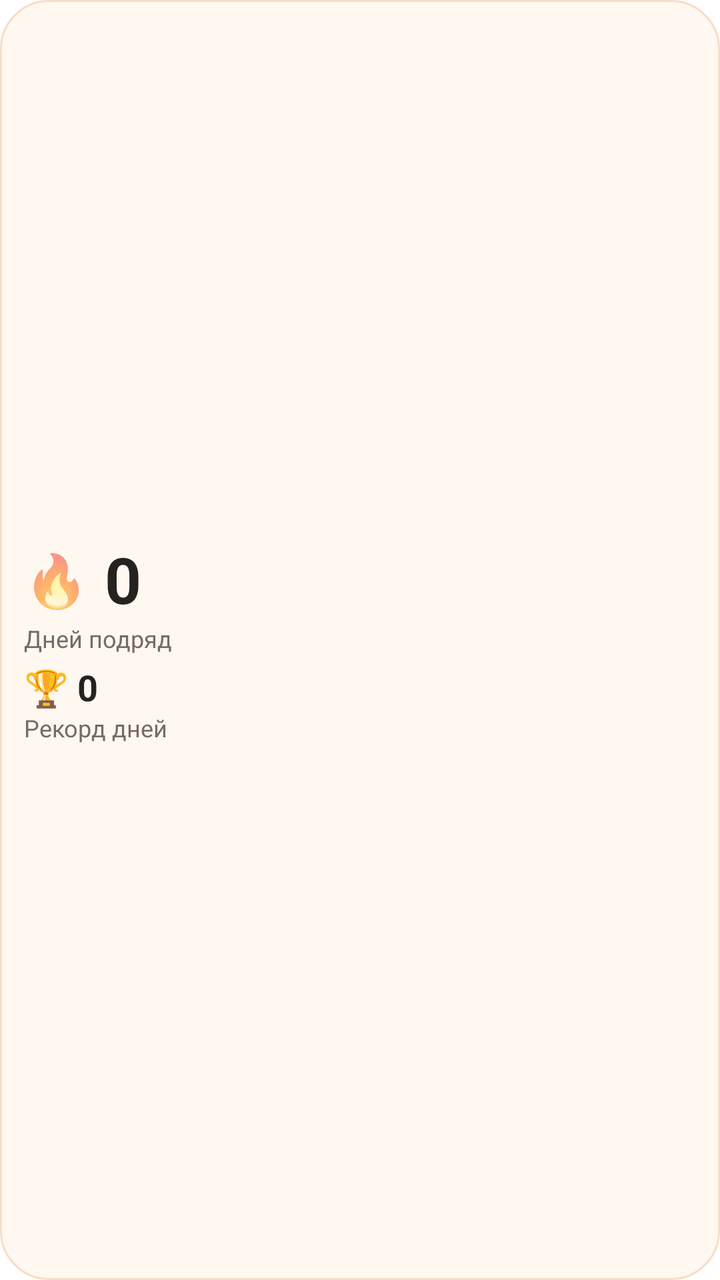
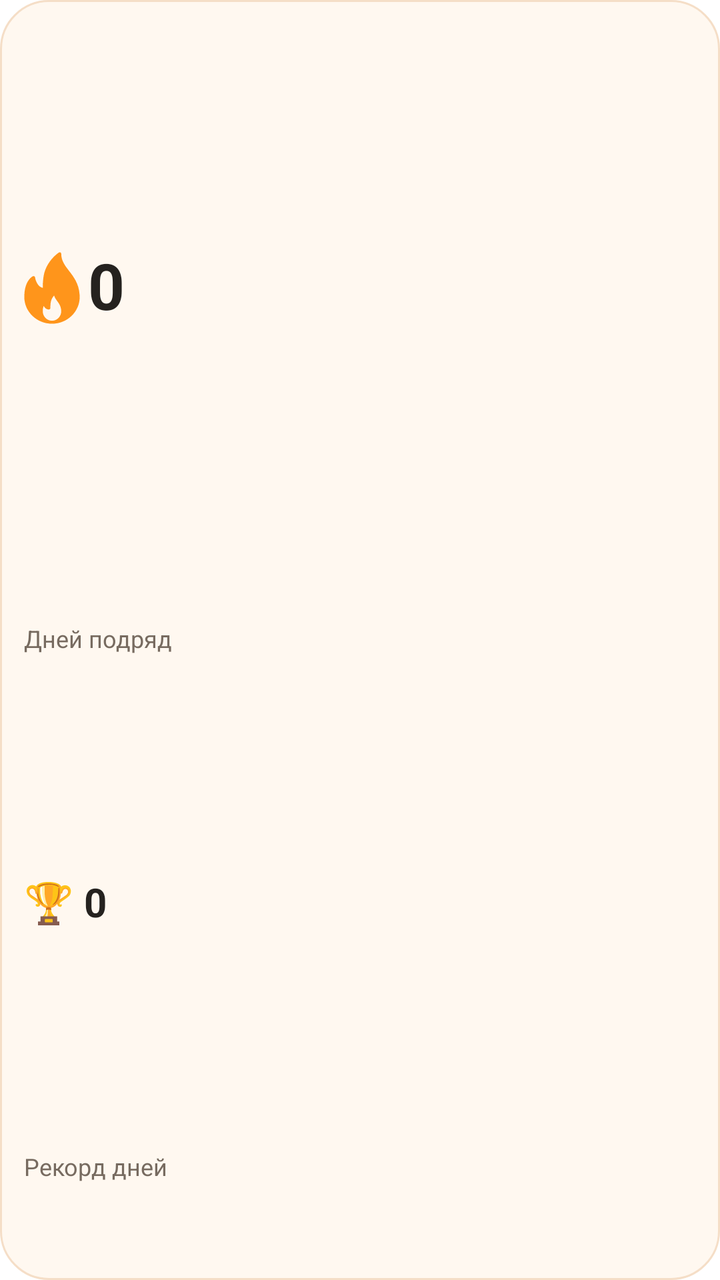

Before-and-after screenshots of an Android layout around one commit, followed by the original layout XML and the change that was made.
<!-- AndroidManifest.xml: fallback theme Theme.MaterialComponents.DayNight.NoActionBar -->
<!-- res/layout/streak_widget.xml -->
<?xml version="1.0" encoding="utf-8"?>
<LinearLayout xmlns:android="http://schemas.android.com/apk/res/android"
    android:id="@+id/streak_root" android:layout_width="match_parent" android:layout_height="match_parent"
    android:orientation="vertical" android:gravity="center_vertical" android:padding="12dp"
    android:background="@drawable/streak_widget_background">

    <LinearLayout android:layout_width="match_parent" android:layout_height="wrap_content" android:gravity="center_vertical">
        <TextView android:id="@+id/streak_flame" android:layout_width="wrap_content" android:layout_height="wrap_content" android:text="🔥" android:textSize="26sp" android:importantForAccessibility="no" />
        <TextView android:id="@+id/streak_current" android:layout_width="0dp" android:layout_weight="1" android:layout_height="wrap_content" android:layout_marginStart="8dp" android:text="0" android:textSize="32sp" android:textStyle="bold" android:textColor="@color/streak_widget_text" android:maxLines="1" android:autoSizeTextType="uniform" android:autoSizeMinTextSize="18sp" android:autoSizeMaxTextSize="32sp" android:autoSizeStepGranularity="1sp" />
    </LinearLayout>
    <TextView android:id="@+id/streak_label" android:layout_width="match_parent" android:layout_height="wrap_content" android:text="@string/currentLabel" android:textSize="12sp" android:textColor="@color/streak_widget_secondary" android:maxLines="2" />


    <TextView android:id="@+id/streak_best" android:layout_width="match_parent" android:layout_height="wrap_content" android:layout_marginTop="4dp" android:text="🏆 0" android:textSize="18sp" android:textStyle="bold" android:textColor="@color/streak_widget_text" android:maxLines="1" android:autoSizeTextType="uniform" android:autoSizeMinTextSize="12sp" android:autoSizeMaxTextSize="18sp" android:autoSizeStepGranularity="1sp" />
    <TextView android:id="@+id/streak_best_label" android:layout_width="match_parent" android:layout_height="wrap_content" android:text="@string/bestLabel" android:textSize="12sp" android:textColor="@color/streak_widget_secondary" android:maxLines="2" />
    <TextView android:id="@+id/streak_status" android:layout_width="match_parent" android:layout_height="wrap_content" android:layout_marginTop="10dp" android:text="@string/startLabel" android:textSize="12sp" android:textColor="@color/streak_widget_accent" android:maxLines="3" android:visibility="gone" />

</LinearLayout>
<!-- resources referenced by this layout -->
<resources>
  <color name="streak_widget_accent">#D85117</color>
  <color name="streak_widget_secondary">#776B60</color>
  <color name="streak_widget_text">#25221F</color>
  <!-- drawable streak_widget_background (drawable) -->
  <shape xmlns:android="http://schemas.android.com/apk/res/android" android:shape="rectangle">
      <solid android:color="@color/streak_widget_background" />
      <corners android:radius="24dp" />
      <stroke android:width="1dp" android:color="@color/streak_widget_border" />
  </shape>
  <string name="bestLabel">Рекорд дней</string>
  <string name="currentLabel">Дней подряд</string>
  <string name="startLabel">Начни новую серию</string>
  <color name="streak_widget_background">#FFF8F0</color>
  <color name="streak_widget_border">#F5DEC7</color>
</resources>

<!-- the commit's change to res/layout/streak_widget.xml (unified diff, before → after) -->
@@ -1,18 +1,109 @@
 <?xml version="1.0" encoding="utf-8"?>
-<LinearLayout xmlns:android="http://schemas.android.com/apk/res/android"
-    android:id="@+id/streak_root" android:layout_width="match_parent" android:layout_height="match_parent"
-    android:orientation="vertical" android:gravity="center_vertical" android:padding="12dp"
+<LinearLayout
+    xmlns:android="http://schemas.android.com/apk/res/android"
+    android:id="@+id/streak_root"
+    android:layout_width="match_parent"
+    android:layout_height="match_parent"
+    android:orientation="vertical"
+    android:padding="12dp"
     android:background="@drawable/streak_widget_background">
-
-    <LinearLayout android:layout_width="match_parent" android:layout_height="wrap_content" android:gravity="center_vertical">
-        <TextView android:id="@+id/streak_flame" android:layout_width="wrap_content" android:layout_height="wrap_content" android:text="🔥" android:textSize="26sp" android:importantForAccessibility="no" />
-        <TextView android:id="@+id/streak_current" android:layout_width="0dp" android:layout_weight="1" android:layout_height="wrap_content" android:layout_marginStart="8dp" android:text="0" android:textSize="32sp" android:textStyle="bold" android:textColor="@color/streak_widget_text" android:maxLines="1" android:autoSizeTextType="uniform" android:autoSizeMinTextSize="18sp" android:autoSizeMaxTextSize="32sp" android:autoSizeStepGranularity="1sp" />
+    <LinearLayout
+        android:layout_width="match_parent"
+        android:layout_height="0dp"
+        android:orientation="vertical"
+        android:layout_weight="1">
+        <LinearLayout
+            android:layout_width="match_parent"
+            android:layout_height="0dp"
+            android:layout_weight="3"
+            android:orientation="horizontal"
+            android:gravity="center_vertical">
+            <ImageView
+                android:id="@+id/streak_flame"
+                android:layout_width="28dp"
+                android:layout_height="match_parent"
+                android:src="@drawable/streak_widget_flame"
+                android:scaleType="fitCenter"
+                android:importantForAccessibility="no" />
+            <TextView
+                android:id="@+id/streak_current"
+                android:layout_width="0dp"
+                android:layout_height="match_parent"
+                android:text="0"
+                android:textSize="32sp"
+                android:textColor="@color/streak_widget_text"
+                android:maxLines="1"
+                android:includeFontPadding="false"
+                android:gravity="center_vertical"
+                android:autoSizeTextType="uniform"
+                android:autoSizeMinTextSize="5sp"
+                android:autoSizeMaxTextSize="32sp"
+                android:autoSizeStepGranularity="1sp"
+                android:layout_weight="1"
+                android:textStyle="bold"
+                android:layout_marginStart="4dp" />
+        </LinearLayout>
+        <TextView
+            android:id="@+id/streak_label"
+            android:layout_width="match_parent"
+            android:layout_height="0dp"
+            android:text="@string/currentLabel"
+            android:textSize="12sp"
+            android:textColor="@color/streak_widget_secondary"
+            android:maxLines="1"
+            android:includeFontPadding="false"
+            android:gravity="center_vertical"
+            android:autoSizeTextType="uniform"
+            android:autoSizeMinTextSize="5sp"
+            android:autoSizeMaxTextSize="12sp"
+            android:autoSizeStepGranularity="1sp"
+            android:layout_weight="1" />
+        <TextView
+            android:id="@+id/streak_best"
+            android:layout_width="match_parent"
+            android:layout_height="0dp"
+            android:text="🏆 0"
+            android:textSize="20sp"
+            android:textColor="@color/streak_widget_text"
+            android:maxLines="1"
+            android:includeFontPadding="false"
+            android:gravity="center_vertical"
+            android:autoSizeTextType="uniform"
+            android:autoSizeMinTextSize="5sp"
+            android:autoSizeMaxTextSize="20sp"
+            android:autoSizeStepGranularity="1sp"
+            android:layout_weight="2"
+            android:textStyle="bold" />
+        <TextView
+            android:id="@+id/streak_best_label"
+            android:layout_width="match_parent"
+            android:layout_height="0dp"
+            android:text="@string/bestLabel"
+            android:textSize="12sp"
+            android:textColor="@color/streak_widget_secondary"
+            android:maxLines="1"
+            android:includeFontPadding="false"
+            android:gravity="center_vertical"
+            android:autoSizeTextType="uniform"
+            android:autoSizeMinTextSize="5sp"
+            android:autoSizeMaxTextSize="12sp"
+            android:autoSizeStepGranularity="1sp"
+            android:layout_weight="1" />
     </LinearLayout>
-    <TextView android:id="@+id/streak_label" android:layout_width="match_parent" android:layout_height="wrap_content" android:text="@string/currentLabel" android:textSize="12sp" android:textColor="@color/streak_widget_secondary" android:maxLines="2" />
-
-
-    <TextView android:id="@+id/streak_best" android:layout_width="match_parent" android:layout_height="wrap_content" android:layout_marginTop="4dp" android:text="🏆 0" android:textSize="18sp" android:textStyle="bold" android:textColor="@color/streak_widget_text" android:maxLines="1" android:autoSizeTextType="uniform" android:autoSizeMinTextSize="12sp" android:autoSizeMaxTextSize="18sp" android:autoSizeStepGranularity="1sp" />
-    <TextView android:id="@+id/streak_best_label" android:layout_width="match_parent" android:layout_height="wrap_content" android:text="@string/bestLabel" android:textSize="12sp" android:textColor="@color/streak_widget_secondary" android:maxLines="2" />
-    <TextView android:id="@+id/streak_status" android:layout_width="match_parent" android:layout_height="wrap_content" android:layout_marginTop="10dp" android:text="@string/startLabel" android:textSize="12sp" android:textColor="@color/streak_widget_accent" android:maxLines="3" android:visibility="gone" />
-
+    <TextView
+        android:id="@+id/streak_status"
+        android:layout_width="match_parent"
+        android:layout_height="28dp"
+        android:text="@string/startLabel"
+        android:textSize="12sp"
+        android:textColor="@color/streak_widget_accent"
+        android:maxLines="2"
+        android:includeFontPadding="false"
+        android:gravity="center_vertical"
+        android:autoSizeTextType="uniform"
+        android:autoSizeMinTextSize="5sp"
+        android:autoSizeMaxTextSize="12sp"
+        android:autoSizeStepGranularity="1sp"
+        android:layout_marginTop="4dp"
+        android:visibility="gone" />
 </LinearLayout>
<!-- resource entries referenced after the edit -->
@@ -9,6 +9,15 @@
       <corners android:radius="24dp" />
       <stroke android:width="1dp" android:color="@color/streak_widget_border" />
   </shape>
+  <!-- drawable streak_widget_flame (drawable) -->
+  <vector xmlns:android="http://schemas.android.com/apk/res/android"
+      android:width="28dp" android:height="36dp"
+      android:viewportWidth="388" android:viewportHeight="516">
+      <group android:translateX="-62" android:translateY="2">
+          <path android:fillColor="#FF951B"
+              android:pathData="M446.906,299.769c-5.865-76.359-41.417-124.21-72.781-166.436C345.083,94.241,320,60.483,320,10.685 c0-4-2.24-7.656-5.792-9.489c-3.563-1.844-7.844-1.542-11.083,0.812c-47.104,33.706-86.406,90.515-100.135,144.719 c-9.531,37.737-10.792,80.161-10.969,108.18c-43.5-9.291-53.354-74.359-53.458-75.068c-0.49-3.375-2.552-6.312-5.552-7.916 c-3.031-1.583-6.594-1.698-9.667-0.177c-2.281,1.104-55.99,28.394-59.115,137.355C64.01,312.726,64,316.362,64,319.997 c0,105.857,86.135,191.987,192,191.987c0.146,0.01,0.302,0.031,0.427,0c0.042,0,0.083,0,0.135,0 C362.167,511.681,448,425.667,448,319.997C448,314.674,446.906,299.769,446.906,299.769z M256,490.652 c-35.292,0-64-30.581-64-68.172c0-1.281-0.01-2.573,0.083-4.156c0.427-15.853,3.438-26.675,6.74-33.873 c6.188,13.291,17.25,25.509,35.219,25.509c5.896,0,10.667-4.771,10.667-10.666c0-15.186,0.313-32.706,4.094-48.518 c3.365-14.02,11.406-28.936,21.594-40.893c4.531,15.52,13.365,28.081,21.99,40.341c12.344,17.54,25.104,35.675,27.344,66.6 c0.135,1.833,0.271,3.677,0.271,5.656C320,460.07,291.292,490.652,256,490.652z" />
+      </group>
+  </vector>
   <string name="bestLabel">Рекорд дней</string>
   <string name="currentLabel">Дней подряд</string>
   <string name="startLabel">Начни новую серию</string>
